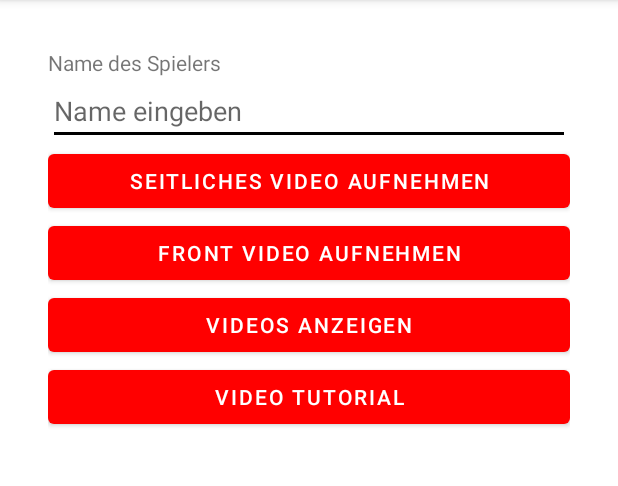
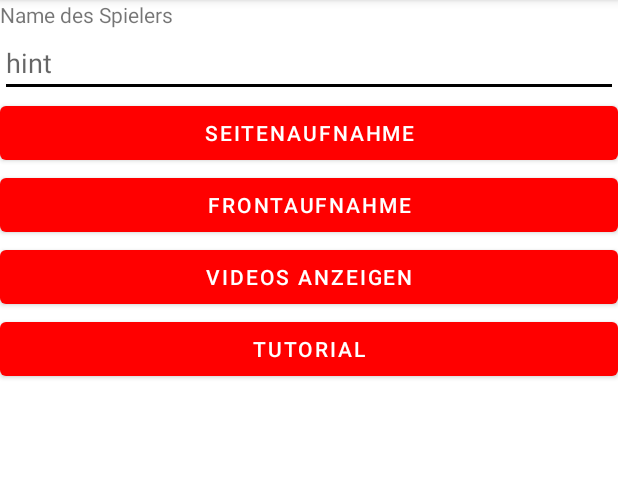
Before and after one commit to Niklas7400/OrthoViewe, an Android app: the screen it shows after launch (MainActivity), after a tap on "AUFNAHME STARTEN", on a phone screen of 412 x 824 dp, the part 84-570 px from its top. Run offline under Robolectric (Android 15) with nearby library versions, the phone set to English and light mode, and no system bars.

```diff
--- a/app/src/main/java/com/example/orthoviewe/StartActivity.java
+++ b/app/src/main/java/com/example/orthoviewe/StartActivity.java
@@ -26,29 +26,20 @@ public class StartActivity extends AppCompatActivity {
 
         Button btnOpenApp = findViewById(R.id.btnOpenApp);
         Button btnOpenStorage = findViewById(R.id.btnOpenStorage);
-        Button btnTutorial = findViewById(R.id.button6); // Neuer Button für das Tutorial
+        Button btnTutorial = findViewById(R.id.btnVideoTutorial); // Korrigierte ID
 
-        btnOpenApp.setOnClickListener(new View.OnClickListener() {
-            @Override
-            public void onClick(View v) {
-                Intent intent = new Intent(StartActivity.this, MainActivity.class);
-                startActivity(intent);
-            }
+        btnOpenApp.setOnClickListener(v -> {
+            Intent intent = new Intent(StartActivity.this, MainActivity.class);
+            startActivity(intent);
         });
 
-        btnOpenStorage.setOnClickListener(new View.OnClickListener() {
-            @Override
-            public void onClick(View v) {
-                showVideoFolders();
-            }
+        btnOpenStorage.setOnClickListener(v -> {
+            showVideoFolders();
         });
 
-        btnTutorial.setOnClickListener(new View.OnClickListener() {
-            @Override
-            public void onClick(View v) {
-                Intent intent = new Intent(StartActivity.this, VideoTutorialActivity.class);
-                startActivity(intent);
-            }
+        btnTutorial.setOnClickListener(v -> {
+            Intent intent = new Intent(StartActivity.this, VideoTutorialActivity.class);
+            startActivity(intent);
         });
     }
 
@@ -63,7 +54,7 @@ public class StartActivity extends AppCompatActivity {
             }
 
             AlertDialog.Builder builder = new AlertDialog.Builder(this);
-            builder.setTitle("Select a folder to view videos");
+            builder.setTitle("Ordner auswählen, um Videos anzuzeigen");
 
             // Create a view for the search functionality
             View searchView = getLayoutInflater().inflate(R.layout.dialog_search, null);
@@ -93,7 +84,7 @@ public class StartActivity extends AppCompatActivity {
             builder.setView(searchView);
             builder.show();
         } else {
-            Toast.makeText(this, "No folders found!", Toast.LENGTH_SHORT).show();
+            Toast.makeText(this, "Keine Ordner gefunden!", Toast.LENGTH_SHORT).show();
         }
     }
 
@@ -107,7 +98,7 @@ public class StartActivity extends AppCompatActivity {
             }
 
             AlertDialog.Builder builder = new AlertDialog.Builder(this);
-            builder.setTitle("Select a video to view");
+            builder.setTitle("Video auswählen, um es anzusehen");
 
             ArrayAdapter<String> adapter = new ArrayAdapter<>(this, android.R.layout.simple_list_item_1, videoFileNames);
             builder.setItems(videoFileNames.toArray(new String[0]), (dialog, which) -> {
@@ -115,7 +106,7 @@ public class StartActivity extends AppCompatActivity {
             });
             builder.show();
         } else {
-            Toast.makeText(this, "No videos found in this folder!", Toast.LENGTH_SHORT).show();
+            Toast.makeText(this, "Keine Videos in diesem Ordner gefunden!", Toast.LENGTH_SHORT).show();
         }
     }
 
--- a/app/src/main/res/layout/activity_main.xml
+++ b/app/src/main/res/layout/activity_main.xml
@@ -9,51 +9,42 @@
     <LinearLayout
         android:layout_width="match_parent"
         android:layout_height="match_parent"
-        android:orientation="vertical"
-        android:padding="16dp"
-        android:layout_margin="16dp">
+        android:orientation="vertical">
 
         <TextView
             android:id="@+id/labelName"
             android:layout_width="match_parent"
             android:layout_height="wrap_content"
-            android:text="@string/label_name" />
+            android:text="Name des Spielers" />
 
         <com.google.android.material.textfield.TextInputEditText
             android:id="@+id/name"
             android:layout_width="match_parent"
             android:layout_height="wrap_content"
-            android:hint="@string/hint_name" />
+            android:hint="hint" />
 
         <Button
             android:id="@+id/btnRecordSide"
             android:layout_width="match_parent"
             android:layout_height="wrap_content"
-            android:text="@string/btn_record_side" />
+            android:text="Seitenaufnahme" />
 
         <Button
             android:id="@+id/btnRecordFront"
             android:layout_width="match_parent"
             android:layout_height="wrap_content"
-            android:text="@string/btn_record_front"/>
+            android:text="Frontaufnahme" />
 
         <Button
             android:id="@+id/btnViewVideo"
             android:layout_width="match_parent"
             android:layout_height="wrap_content"
-            android:text="@string/btn_view_video" />
+            android:text="Videos anzeigen" />
 
         <Button
             android:id="@+id/btnVideoTutorial"
             android:layout_width="match_parent"
             android:layout_height="wrap_content"
-            android:text="@string/btn_video_tutorial" />
-
-        <VideoView
-            android:id="@+id/videoView"
-            android:layout_width="match_parent"
-            android:layout_height="wrap_content"
-            android:visibility="gone" />
-
+            android:text="Tutorial" />
     </LinearLayout>
 </androidx.constraintlayout.widget.ConstraintLayout>
--- a/app/src/main/res/values/strings.xml
+++ b/app/src/main/res/values/strings.xml
@@ -1,24 +1,18 @@
 <resources>
     <string name="app_name">OrthoViewe</string>
-    <string name="label_name">Name des Spielers</string>
-    <string name="hint_name">Name eingeben</string>
-    <string name="btn_record_side">Seitliches Video aufnehmen</string>
-    <string name="btn_record_front">Front Video aufnehmen</string>
-    <string name="btn_view_video">Videos anzeigen</string>
-    <string name="btn_video_tutorial">Video Tutorial</string>
     <string name="enter_folder_name">Bitte einen Ordnernamen eingeben</string>
     <string name="error_creating_video">Fehler beim Erstellen der Videodatei</string>
     <string name="permission_denied">Berechtigung verweigert!</string>
     <string name="select_folder">Ordner auswählen, um Videos anzuzeigen</string>
     <string name="no_folders_found">Keine Ordner gefunden!</string>
+    <string name="select_video">Video auswählen, um es anzusehen</string>
+    <string name="no_videos_found">Keine Videos in diesem Ordner gefunden!</string>
+    <string name="delete_folder_message">Sind Sie sicher, dass Sie diesen Ordner und alle seine Inhalte löschen möchten?</string>
+    <string name="delete_video_message">Sind Sie sicher, dass Sie dieses Video löschen möchten?</string>
     <string name="delete_folder">Ordner löschen</string>
-    <string name="delete_folder_message">Sind Sie sicher, dass Sie diesen Ordner und alle seine Inhalte löschen möchten?</string>
+    <string name="delete_video">Video löschen</string>
     <string name="folder_deleted">Ordner gelöscht</string>
     <string name="folder_delete_failed">Fehler beim Löschen des Ordners</string>
-    <string name="select_video">Video auswählen, um es anzusehen oder zu löschen</string>
-    <string name="delete_video">Video löschen</string>
-    <string name="delete_video_message">Sind Sie sicher, dass Sie dieses Video löschen möchten?</string>
     <string name="video_deleted">Video gelöscht</string>
     <string name="video_delete_failed">Fehler beim Löschen des Videos</string>
-    <string name="no_videos_found">Keine Videos in diesem Ordner gefunden!</string>
 </resources>
--- a/app/src/main/res/xml/file_paths.xml
+++ b/app/src/main/res/xml/file_paths.xml
@@ -1,4 +1,4 @@
 <?xml version="1.0" encoding="utf-8"?>
-    <paths xmlns:android="http://schemas.android.com/apk/res/android">
-        <external-path name="external_files" path="."/>
-    </paths>
+<paths xmlns:android="http://schemas.android.com/apk/res/android">
+    <external-files-path name="my_files" path="." />
+</paths>
```
Also changed, not shown: app/src/main/AndroidManifest.xml (+2 -10 lines), app/src/main/java/com/example/orthoviewe/VideoTutorialActivity.java (+2 -17 lines), app/src/main/res/layout/activity_start.xml (+3 -4 lines), app/src/main/res/layout/context_menu/context_menu.xml (added, +13 -0 lines), app/src/main/res/layout/dialog_search.xml (+3 -4 lines), app/src/main/res/menu/context_menu.xml (added, +7 -0 lines).
